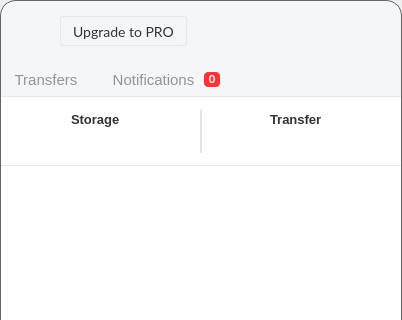
First picture: the form in src/MEGASync/gui/win/InfoDialog.ui, repository meganz/MEGAsync, before the edit; both pictures show x 0 to 402 and y 0 to 320 of the 402 by 564 pixel window.
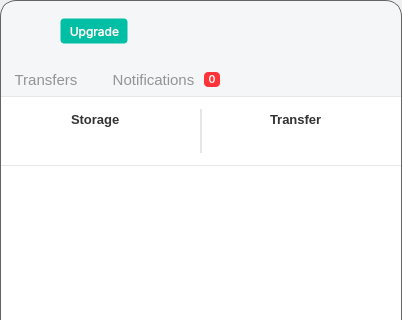
Second picture: the form after the edit. Icons and pictures are not drawn. Custom widgets are drawn as their Qt base class.

Commit message: Update upgrade button in the info dialog (Windows).

The edit to the form file:
```diff
--- a/src/MEGASync/gui/win/InfoDialog.ui
+++ b/src/MEGASync/gui/win/InfoDialog.ui
@@ -248,13 +248,13 @@
                  <property name="minimumSize">
                   <size>
                    <width>0</width>
-                   <height>30</height>
+                   <height>26</height>
                   </size>
                  </property>
                  <property name="maximumSize">
                   <size>
                    <width>16777215</width>
-                   <height>30</height>
+                   <height>26</height>
                   </size>
                  </property>
                  <property name="cursor">
@@ -266,14 +266,16 @@
                  <property name="styleSheet">
                   <string notr="true">#bUpgrade
 {
-font-family: Lato;
-font-size: 14px;
-border: 1px solid rgba(0, 0, 0, 5%);
-border-radius: 3px;
-color: #333333;
-padding: 3px 12px 3px 12px;
-background-color: qlineargradient(x1: 0, y1: 0, x2: 0, y2: 1,
-stop: 0 #ffffff, stop: 1 #fafafa);
+font-family: Inter;
+font-size: 12px;
+line-height: 18px;
+border: 1px solid #0000001A;
+border-radius: 4px;
+color: #FFFFFF;
+padding: 4px 8px;
+background-color:  #00BFA5;
+image-position: left;
+text-align: right;
 }
 
 #bUpgrade::hover
@@ -283,18 +285,20 @@
 
 #bUpgrade::pressed
 {
-font-family: Lato;
-font-size: 14px;
-border: 1px solid rgba(0, 0, 0, 5%);
-border-radius: 3px;
-color: #333333;
-padding: 6px 12px 6px 12px;
-background-color: qlineargradient(x1: 0, y1: 0, x2: 0, y2: 1,
-stop: 0 #ffffff, stop: 1 #fafafa);
+background-color: #00D7C2;
+}
+
+#bUpgrade::disabled
+{
+background-color: #00BFA54D;
 }</string>
                  </property>
                  <property name="text">
-                  <string>Upgrade to PRO</string>
+                  <string>Upgrade</string>
+                 </property>
+                 <property name="icon">
+                  <iconset resource="../Resources_win.qrc">
+                   <normaloff>:/images/star-spark.svg</normaloff>:/images/star-spark.svg</iconset>
                  </property>
                  <property name="flat">
                   <bool>true</bool>
@@ -3769,6 +3773,12 @@
    <header>AvatarWidget.h</header>
    <container>1</container>
   </customwidget>
+  <customwidget>
+   <class>CircularUsageProgressBar</class>
+   <extends>QWidget</extends>
+   <header>CircularUsageProgressBar.h</header>
+   <container>1</container>
+  </customwidget>
   <customwidget>
    <class>InfoDialogTransfersWidget</class>
    <extends>QWidget</extends>
@@ -3787,12 +3797,6 @@
    <header location="global">PSAwidget.h</header>
    <container>1</container>
   </customwidget>
-  <customwidget>
-   <class>CircularUsageProgressBar</class>
-   <extends>QWidget</extends>
-   <header>CircularUsageProgressBar.h</header>
-   <container>1</container>
-  </customwidget>
   <customwidget>
    <class>TransfersSummaryWidget</class>
    <extends>QWidget</extends>
```
Left out of the diff: 8 changed lines with no effect on the pictures. The commit also changes 2 other files.
